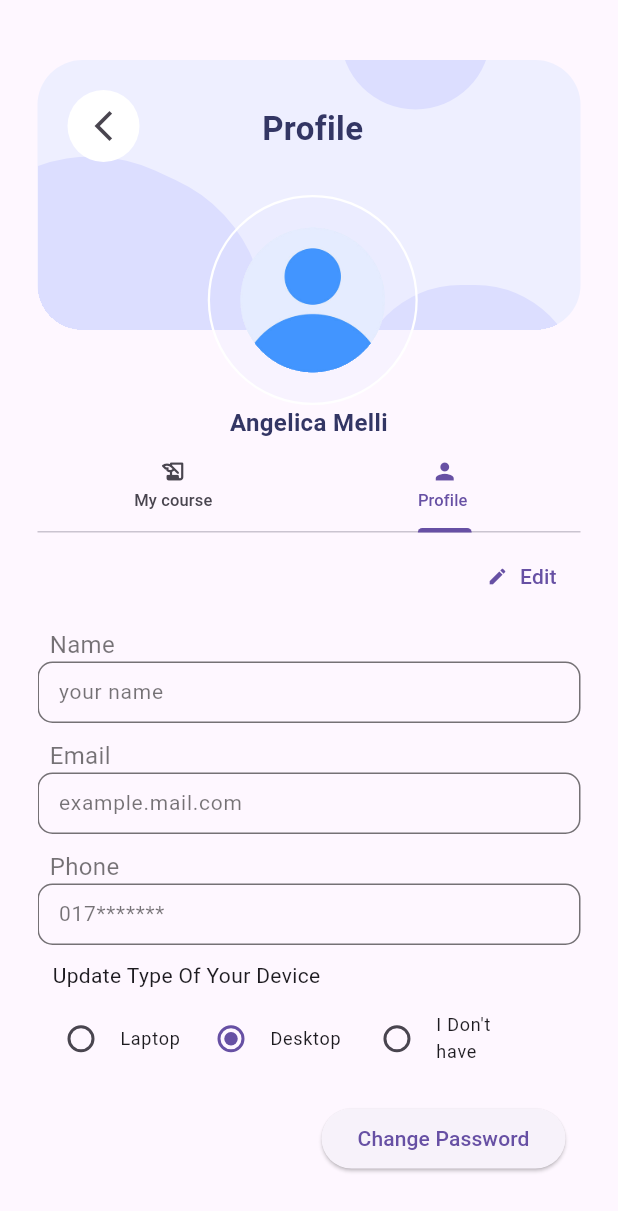
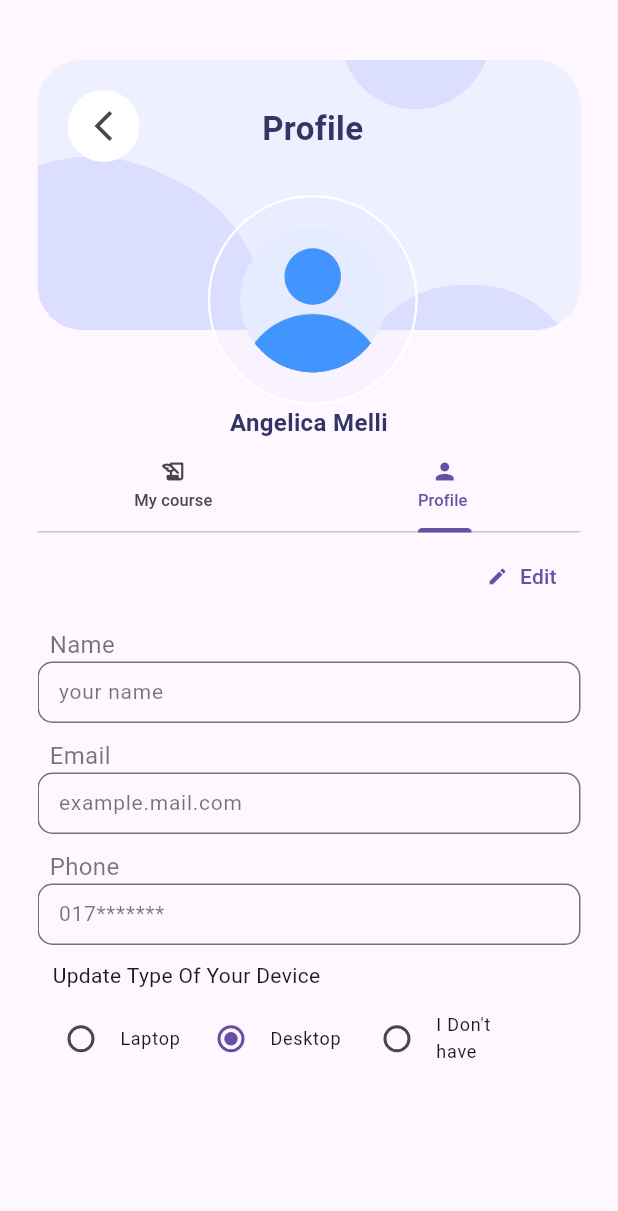
Before and after one commit to forhad35/kodeeo_app, a Flutter app: the screen it shows after launch, item 3 of the bottom bar chosen, on a phone screen of 412 x 824 dp. Shown: the top 1211 px of the screen. Run offline on Flutter 3.47's test engine with Material 3 defaults, Android fonts, the phone set to English and light mode, and no system bars; drawn by our look-alikes of cached_network_image; our stand-ins replace animated_splash_screen, carousel_slider, floating_bottom_navigation_bar, font_awesome_flutter, google_nav_bar, pin_code_fields and 1 more; missing offline and left inert: shared_value; accounts and stored records are empty; network calls fail.

Commit message:
bug fixing

```diff
--- a/lib/pages/bootcamp_details.dart
+++ b/lib/pages/bootcamp_details.dart
@@ -37,6 +37,7 @@ class _BootcampDetailsState extends State<BootcampDetails> with TickerProviderSt
   }
   @override
   Widget build(BuildContext context) {
+
     return  Scaffold(
       appBar: AppBar(
        title: Text("Bootcamp Info"),centerTitle: true,
@@ -47,7 +48,7 @@ class _BootcampDetailsState extends State<BootcampDetails> with TickerProviderSt
         child: Column(
           children: [
             Container(
-              height: widget.tabbarHeight,
+              height: displayHeight(context) * 0.05,
               child: TabBar(
                 controller: tabController,
                   tabs: [
@@ -65,7 +66,7 @@ class _BootcampDetailsState extends State<BootcampDetails> with TickerProviderSt
             ),
 
             Container(
-              height: displayHeight(context)/1.23,
+              height: displayHeight(context)* 0.80,
               child: TabBarView(
                 controller: tabController,
                 children: [
--- a/lib/widgets/about_our_course.dart
+++ b/lib/widgets/about_our_course.dart
@@ -23,7 +23,7 @@ class AboutCourse extends StatelessWidget {
     return Column(
       children: [
         Container(
-          height: (displayHeight(context)/1.23)*0.10,
+          height: (displayHeight(context) *0.80)*0.10,
           padding: const EdgeInsets.all(10.0),
           child: Row(
             mainAxisAlignment: MainAxisAlignment.spaceBetween,
@@ -79,7 +79,7 @@ class AboutCourse extends StatelessWidget {
           ),
         ),
         Container(
-          height: (displayHeight(context)/1.23)*0.90,
+          height: (displayHeight(context) *0.80)*0.90,
           width: displayWidth(context)*0.92,
 
           child: SingleChildScrollView(
--- a/lib/widgets/profile_info2.dart
+++ b/lib/widgets/profile_info2.dart
@@ -35,7 +35,7 @@ class _ProfileInfoState extends State<ProfileInfo> {
   @override
   Widget build(BuildContext context) {
     return  SizedBox(
-        height: displayHeight(context)*0.53,
+        // height: displayHeight(context)*0.55,
         child: Column(
           children: [
             Container(
@@ -54,11 +54,11 @@ class _ProfileInfoState extends State<ProfileInfo> {
                     ),
                     label: Text("Edit"))),
             Container(
-              height: displayHeight(context)*0.48,
+              height: displayHeight(context)*0.40,
               child: SingleChildScrollView(
                 child: Container(
                   width: displayWidth(context),
-                  height: displayHeight(context)*0.60,
+                  height: displayHeight(context)*0.80,
                   child: Column(
                     children: [
                       Container(
--- a/lib/widgets/trainner_card.dart
+++ b/lib/widgets/trainner_card.dart
@@ -18,12 +18,10 @@ class TrainnerCard extends StatelessWidget {
         padding: const EdgeInsets.only(left: 10,right: 10,top: 10),
         child: Card(
           color: Colors.white,
-          child: Padding(
-            padding: const EdgeInsets.all(8.0),
           child: SizedBox(
            // color: Colors.white,
             width: displayWidth(context),
-              height: displayHeight(context),
+            height: displayHeight(context)*0.80,
             child: Column(
               children: [
                 SizedBox(
@@ -195,7 +193,6 @@ class TrainnerCard extends StatelessWidget {
           ),
         ),
       ),
-      ),
     );
   }
 }
```
Lines whose indentation alone changed are shown as unchanged.
